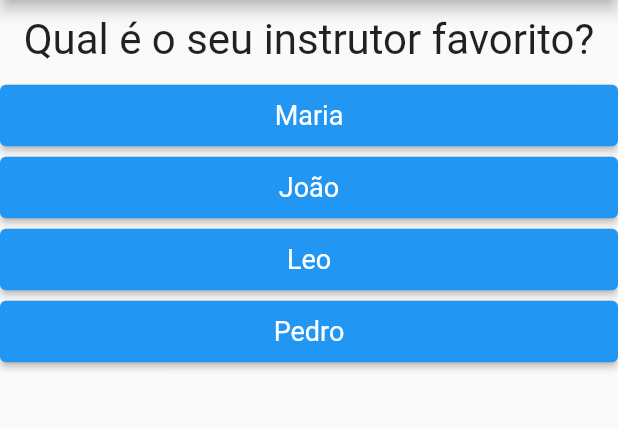
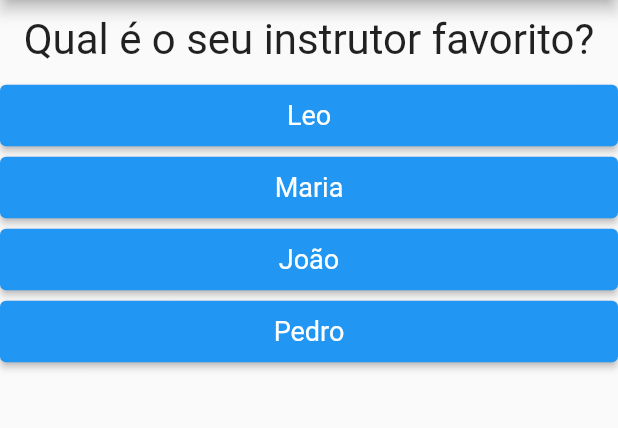
Before and after one commit to ViolaRafael/course_flutter, a Flutter app: the screen it shows after launch, after a tap on "Preto", after a tap on "Cobra", on a phone screen of 412 x 824 dp, the part 84-512 px from its top. Run offline on Flutter 3.47's test engine with Material 2 defaults, Android fonts, the phone set to English and light mode, and no system bars.

Commit message:
Create Base for points

```diff
--- a/lib/main.dart
+++ b/lib/main.dart
@@ -9,15 +9,30 @@ class PerguntaAppState extends State<PerguntaApp> {
   final _perguntas = const [
     {
       'texto': 'Qual é a sua cor favorita?',
-      'respostas': ['Preto', 'Vermelho', 'Verde', 'Branco'],
+      'respostas': [
+        {'texto': 'Preto', 'nota': 10},
+        {'texto': 'Vermelho', 'nota': 5},
+        {'texto': 'Verde', 'nota': 3},
+        {'texto': 'Branco', 'nota': 1},
+      ],
     },
     {
       'texto': 'Qual é o seu animal favorito?',
-      'respostas': ['Coelho', 'Cobra', 'Elefante', 'Leão'],
+      'respostas': [
+        {'texto': 'Coelho', 'nota': 10},
+        {'texto': 'Cobra', 'nota': 5},
+        {'texto': 'Elefante', 'nota': 3},
+        {'texto': 'Leão', 'nota': 1},
+      ],
     },
     {
       'texto': 'Qual é o seu instrutor favorito?',
-      'respostas': ['Maria', 'João', 'Leo', 'Pedro'],
+      'respostas': [
+        {'texto': 'Leo', 'nota': 10},
+        {'texto': 'Maria', 'nota': 5},
+        {'texto': 'João', 'nota': 3},
+        {'texto': 'Pedro', 'nota': 1},
+      ],
     }
   ];
   bool get temPerguntaSelecionada {
@@ -42,8 +57,8 @@ class PerguntaAppState extends State<PerguntaApp> {
         body: temPerguntaSelecionada
             ? Questionario(
                 perguntas: _perguntas,
-          perguntaSelecionada: _perguntaSelecionada,
-          responder: _responder,
+                perguntaSelecionada: _perguntaSelecionada,
+                responder: _responder,
               )
             : Resultado(),
       ),
--- a/lib/questionario.dart
+++ b/lib/questionario.dart
@@ -11,7 +11,7 @@ class Questionario extends StatelessWidget {
     required this.perguntas,
     required this.perguntaSelecionada,
     required this.responder,
-});
+  });
 
   bool get temPerguntaSelecionada {
     return perguntaSelecionada < perguntas.length;
@@ -19,13 +19,16 @@ class Questionario extends StatelessWidget {
 
   @override
   Widget build(BuildContext context) {
-    List<String> respostas = temPerguntaSelecionada
+    List<Map<String, Object>> respostas = temPerguntaSelecionada
         ? perguntas[perguntaSelecionada].cast()['respostas']
+            as List<Map<String, Object>>
         : [];
     return Column(
       children: [
         Questao(perguntas[perguntaSelecionada]['texto'].toString()),
-        ...respostas.map((t) => Resposta(t, responder)).toList(),
+        ...respostas
+            .map((resp) => Resposta(resp['texto'] as String, responder))
+            .toList(),
       ],
     );
   }
```
